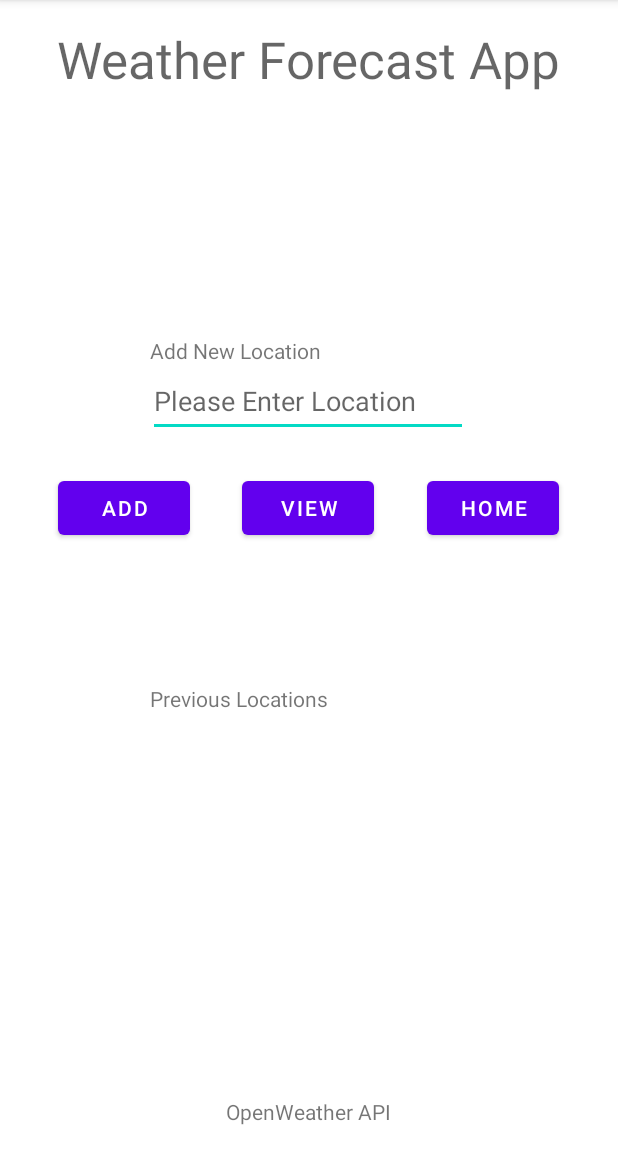
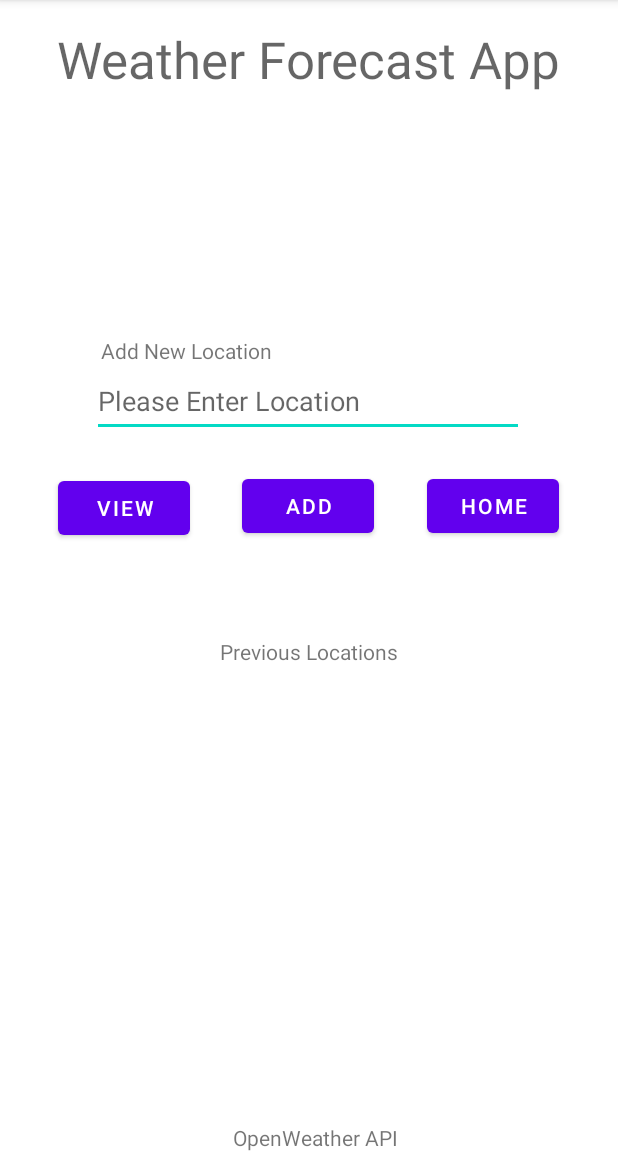
Before and after one commit to LukeSweetnameHome/android_weatherapplication, an Android app: the LocationsActivity screen opened directly, with no data from a screen before it, on a phone screen of 412 x 824 dp, the part 84-1236 px from its top. Run offline under Robolectric (Android 15) with nearby library versions, the phone set to English and light mode, and no system bars; our stand-ins replace Firebase (no records; nobody signed in at launch, a user with empty details on screens opened directly), Volley.

Commit message:
added stuff to locations activity started work on firestore

```diff
--- a/app/build.gradle
+++ b/app/build.gradle
@@ -1,5 +1,6 @@
 plugins {
     id 'com.android.application'
+    id 'com.google.gms.google-services'
 }
 
 android {
@@ -37,6 +38,7 @@ dependencies {
     implementation 'com.google.android.material:material:1.8.0'
     implementation 'androidx.constraintlayout:constraintlayout:2.1.4'
     implementation 'com.google.android.gms:play-services-location:21.0.1'
+    implementation 'com.google.firebase:firebase-firestore:24.4.1'
     testImplementation 'junit:junit:4.13.2'
     androidTestImplementation 'androidx.test.ext:junit:1.1.5'
     androidTestImplementation 'androidx.test.espresso:espresso-core:3.5.1'
@@ -45,5 +47,7 @@ dependencies {
     implementation 'androidx.cardview:cardview:1.0.0'
     implementation 'com.github.bumptech.glide:glide:4.12.0'
     annotationProcessor 'com.github.bumptech.glide:compiler:4.12.0'
+    implementation platform('com.google.firebase:firebase-bom:32.0.0')
+    implementation('com.google.firebase:firebase-analytics-ktx')
 
 }
--- a/app/src/main/java/uk/ac/abertay/cmp309/project_weather/LocationsActivity.java
+++ b/app/src/main/java/uk/ac/abertay/cmp309/project_weather/LocationsActivity.java
@@ -21,21 +21,29 @@ import com.android.volley.Response;
 import com.android.volley.VolleyError;
 import com.android.volley.toolbox.StringRequest;
 import com.android.volley.toolbox.Volley;
+import com.google.firebase.firestore.FirebaseFirestore;
+import com.google.firebase.ktx.Firebase;
 
 import org.json.JSONArray;
 import org.json.JSONException;
 import org.json.JSONObject;
 
 public class LocationsActivity extends AppCompatActivity implements View.OnClickListener {
-    Button goHomeButton;
+    Button goHomeButton, newLocationButton, viewWeatherButton;
     EditText editTextLocation;
     private final String url = "http://api.openweathermap.org/data/2.5/weather";
     private final String appid = "4e2322456db9e681dcd39712eb48af6b";
+
+
 
     @Override
     protected void onCreate(Bundle savedInstanceState) {
         super.onCreate(savedInstanceState);
         setContentView(R.layout.activity_locations);
+
+        goHomeButton = findViewById(R.id.goHomeButton);
+        newLocationButton = findViewById(R.id.newLocationButton);
+        viewWeatherButton = findViewById(R.id.viewWeatherButton);
     }
 
     public void getWeatherDetails(View view) {
@@ -102,4 +110,10 @@ public class LocationsActivity extends AppCompatActivity implements View.OnClick
         Intent intent = new Intent(LocationsActivity.this, MainActivity.class);
         startActivity(intent);
     }
+    public void getNewLocation(View view){
+
+
+
+
+    }
 }
--- a/app/src/main/res/layout/activity_locations.xml
+++ b/app/src/main/res/layout/activity_locations.xml
@@ -25,15 +25,15 @@
         android:text="OpenWeather API"
         app:layout_constraintBottom_toBottomOf="parent"
         app:layout_constraintEnd_toEndOf="parent"
-        app:layout_constraintHorizontal_bias="0.498"
+        app:layout_constraintHorizontal_bias="0.514"
         app:layout_constraintStart_toStartOf="parent"
-        app:layout_constraintTop_toTopOf="parent"
-        app:layout_constraintVertical_bias="0.977" />
+        app:layout_constraintTop_toBottomOf="@+id/_dynamic"
+        app:layout_constraintVertical_bias="0.768" />
 
     <EditText
         android:id="@+id/editTextLocation"
-        android:layout_width="wrap_content"
-        android:layout_height="wrap_content"
+        android:layout_width="288dp"
+        android:layout_height="48dp"
         android:ems="10"
         android:hint="Please Enter Location"
         android:inputType="textPersonName"
@@ -50,69 +50,73 @@
         android:layout_width="wrap_content"
         android:layout_height="wrap_content"
         android:text="Add New Location"
-        app:layout_constraintBottom_toBottomOf="parent"
+        app:layout_constraintBottom_toTopOf="@+id/editTextLocation"
         app:layout_constraintEnd_toEndOf="parent"
-        app:layout_constraintHorizontal_bias="0.336"
+        app:layout_constraintHorizontal_bias="0.225"
         app:layout_constraintStart_toStartOf="parent"
         app:layout_constraintTop_toTopOf="parent"
-        app:layout_constraintVertical_bias="0.299" />
+        app:layout_constraintVertical_bias="1.0" />
 
     <TextView
         android:id="@+id/textView3"
         android:layout_width="wrap_content"
         android:layout_height="wrap_content"
+        android:layout_marginTop="62dp"
         android:text="Previous Locations"
         app:layout_constraintBottom_toBottomOf="parent"
         app:layout_constraintEnd_toEndOf="parent"
-        app:layout_constraintHorizontal_bias="0.342"
         app:layout_constraintStart_toStartOf="parent"
-        app:layout_constraintTop_toTopOf="parent"
-        app:layout_constraintVertical_bias="0.609" />
+        app:layout_constraintTop_toBottomOf="@+id/viewWeatherButton"
+        app:layout_constraintVertical_bias="0.0" />
 
     <Button
         android:id="@+id/newLocationButton"
         android:layout_width="wrap_content"
         android:layout_height="wrap_content"
+        android:layout_marginTop="20dp"
         android:text="Add"
         app:layout_constraintBottom_toBottomOf="parent"
         app:layout_constraintEnd_toEndOf="parent"
-        app:layout_constraintHorizontal_bias="0.12"
+        app:layout_constraintHorizontal_bias="0.498"
         app:layout_constraintStart_toStartOf="parent"
-        app:layout_constraintTop_toTopOf="parent"
-        app:layout_constraintVertical_bias="0.437" />
+        app:layout_constraintTop_toBottomOf="@+id/editTextLocation"
+        app:layout_constraintVertical_bias="0.005" />
 
     <ListView
-        android:layout_width="303dp"
-        android:layout_height="179dp"
+        android:layout_width="282dp"
+        android:layout_height="180dp"
         app:layout_constraintBottom_toBottomOf="parent"
         app:layout_constraintEnd_toEndOf="parent"
+        app:layout_constraintHorizontal_bias="0.519"
         app:layout_constraintStart_toStartOf="parent"
-        app:layout_constraintTop_toTopOf="parent"
-        app:layout_constraintVertical_bias="0.836" />
+        app:layout_constraintTop_toBottomOf="@+id/textView3"
+        app:layout_constraintVertical_bias="0.173" />
 
     <Button
         android:id="@+id/goHomeButton"
         android:layout_width="wrap_content"
         android:layout_height="wrap_content"
+        android:layout_marginTop="20dp"
         android:onClick="onClick"
         android:text="Home"
         app:layout_constraintBottom_toBottomOf="parent"
         app:layout_constraintEnd_toEndOf="parent"
         app:layout_constraintHorizontal_bias="0.879"
         app:layout_constraintStart_toStartOf="parent"
-        app:layout_constraintTop_toTopOf="parent"
-        app:layout_constraintVertical_bias="0.437" />
+        app:layout_constraintTop_toBottomOf="@+id/editTextLocation"
+        app:layout_constraintVertical_bias="0.005" />
 
     <Button
-        android:id="@+id/ViewWeatherButton"
+        android:id="@+id/viewWeatherButton"
         android:layout_width="wrap_content"
         android:layout_height="wrap_content"
+        android:onClick="getWeatherDetails"
         android:text="View"
         app:layout_constraintBottom_toBottomOf="parent"
         app:layout_constraintEnd_toEndOf="parent"
-        app:layout_constraintHorizontal_bias="0.498"
+        app:layout_constraintHorizontal_bias="0.12"
         app:layout_constraintStart_toStartOf="parent"
-        app:layout_constraintTop_toTopOf="parent"
-        app:layout_constraintVertical_bias="0.437" />
+        app:layout_constraintTop_toBottomOf="@+id/editTextLocation"
+        app:layout_constraintVertical_bias="0.054" />
 
 </androidx.constraintlayout.widget.ConstraintLayout>
--- a/build.gradle
+++ b/build.gradle
@@ -1,5 +1,19 @@
 // Top-level build file where you can add configuration options common to all sub-projects/modules.
+buildscript {
+    ext {
+        compose_version = '1.4.0-alpha05'
+    }
+    repositories {
+        google()
+        mavenCentral()
+    }
+    dependencies {
+        classpath 'com.google.gms:google-services:4.3.14'
+    }
+}
+
 plugins {
     id 'com.android.application' version '8.0.1' apply false
     id 'com.android.library' version '8.0.1' apply false
+    id('com.google.gms.google-services') version '4.3.15' apply false
 }
```
Also changed, not shown: 1 other file.
